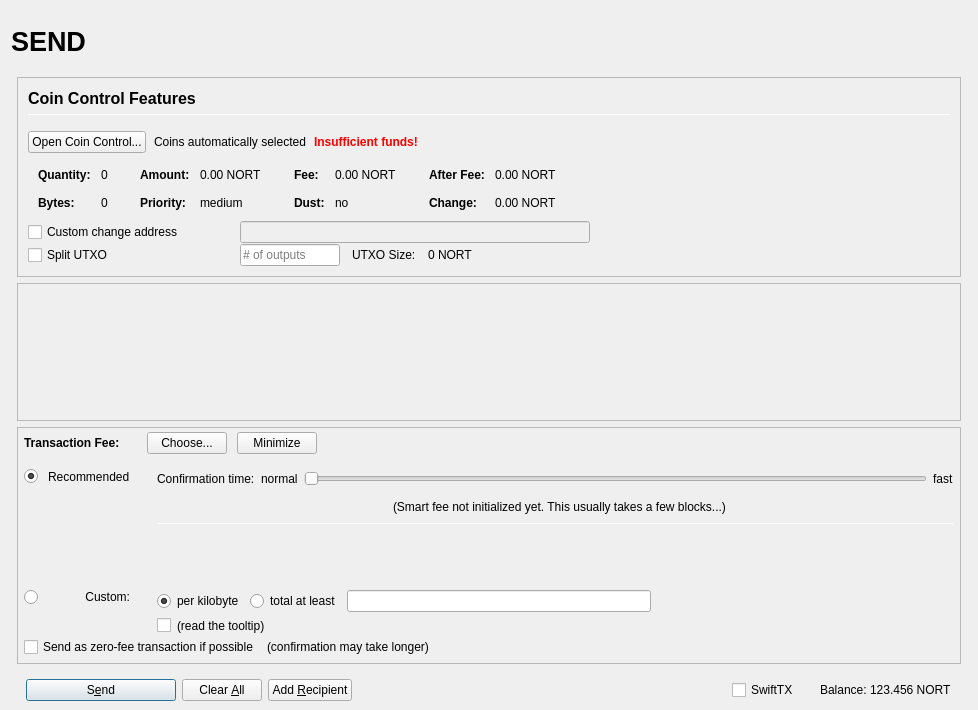
The window that src/qt/forms/sendcoinsdialog.ui (tecaxcrypto/Northern) describes before a commit, drawn with Qt 5.
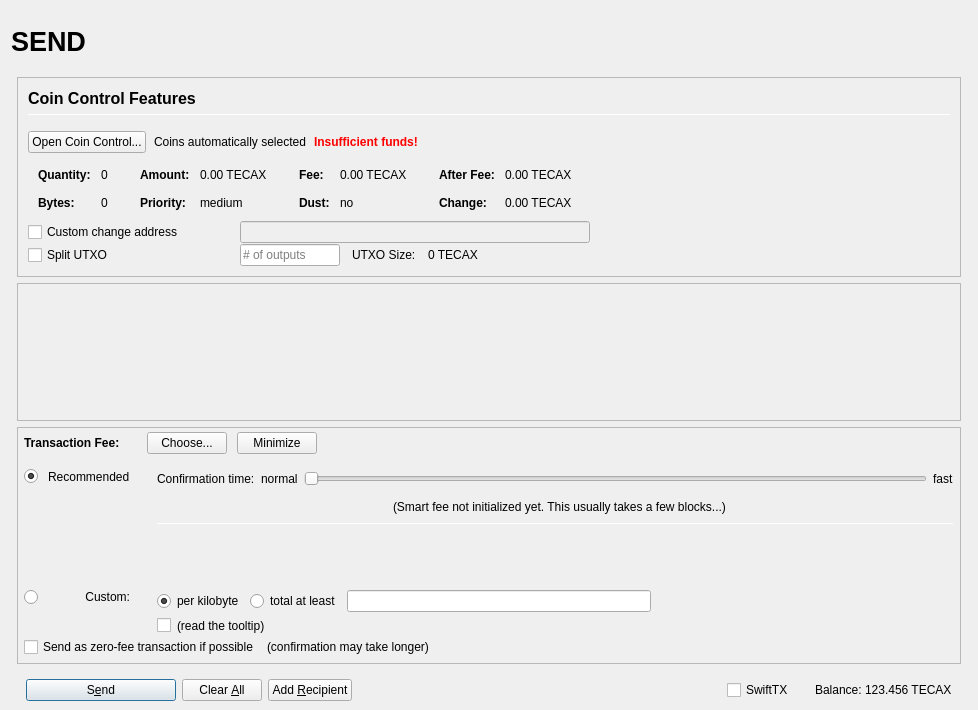
The same window after the commit. Icons and pictures are not drawn. Custom widgets are drawn as their Qt base class.

Patch:
```diff
--- a/src/qt/forms/sendcoinsdialog.ui
+++ b/src/qt/forms/sendcoinsdialog.ui
@@ -493,7 +493,7 @@
                         <enum>Qt::ActionsContextMenu</enum>
                        </property>
                        <property name="text">
-                        <string notr="true">0.00 NORT</string>
+                        <string notr="true">0.00 TECAX</string>
                        </property>
                        <property name="textInteractionFlags">
                         <set>Qt::LinksAccessibleByMouse|Qt::TextSelectableByKeyboard|Qt::TextSelectableByMouse</set>
@@ -573,7 +573,7 @@
                         <enum>Qt::ActionsContextMenu</enum>
                        </property>
                        <property name="text">
-                        <string notr="true">0.00 NORT</string>
+                        <string notr="true">0.00 TECAX</string>
                        </property>
                        <property name="textInteractionFlags">
                         <set>Qt::LinksAccessibleByMouse|Qt::TextSelectableByKeyboard|Qt::TextSelectableByMouse</set>
@@ -653,7 +653,7 @@
                         <enum>Qt::ActionsContextMenu</enum>
                        </property>
                        <property name="text">
-                        <string notr="true">0.00 NORT</string>
+                        <string notr="true">0.00 TECAX</string>
                        </property>
                        <property name="textInteractionFlags">
                         <set>Qt::LinksAccessibleByMouse|Qt::TextSelectableByKeyboard|Qt::TextSelectableByMouse</set>
@@ -682,7 +682,7 @@
                         <enum>Qt::ActionsContextMenu</enum>
                        </property>
                        <property name="text">
-                        <string notr="true">0.00 NORT</string>
+                        <string notr="true">0.00 TECAX</string>
                        </property>
                        <property name="textInteractionFlags">
                         <set>Qt::LinksAccessibleByMouse|Qt::TextSelectableByKeyboard|Qt::TextSelectableByMouse</set>
@@ -849,7 +849,7 @@
                 <item>
                  <widget class="QLabel" name="labelBlockSize">
                   <property name="text">
-                   <string>0 NORT</string>
+                   <string>0 TECAX</string>
                   </property>
                  </widget>
                 </item>
@@ -1715,7 +1715,7 @@
                 <cursorShape>IBeamCursor</cursorShape>
                </property>
                <property name="text">
-                <string notr="true">123.456 NORT</string>
+                <string notr="true">123.456 TECAX</string>
                </property>
                <property name="textInteractionFlags">
                 <set>Qt::LinksAccessibleByMouse|Qt::TextSelectableByKeyboard|Qt::TextSelectableByMouse</set>
```
Left out of the diff: 16 changed lines with no effect on the pictures.
